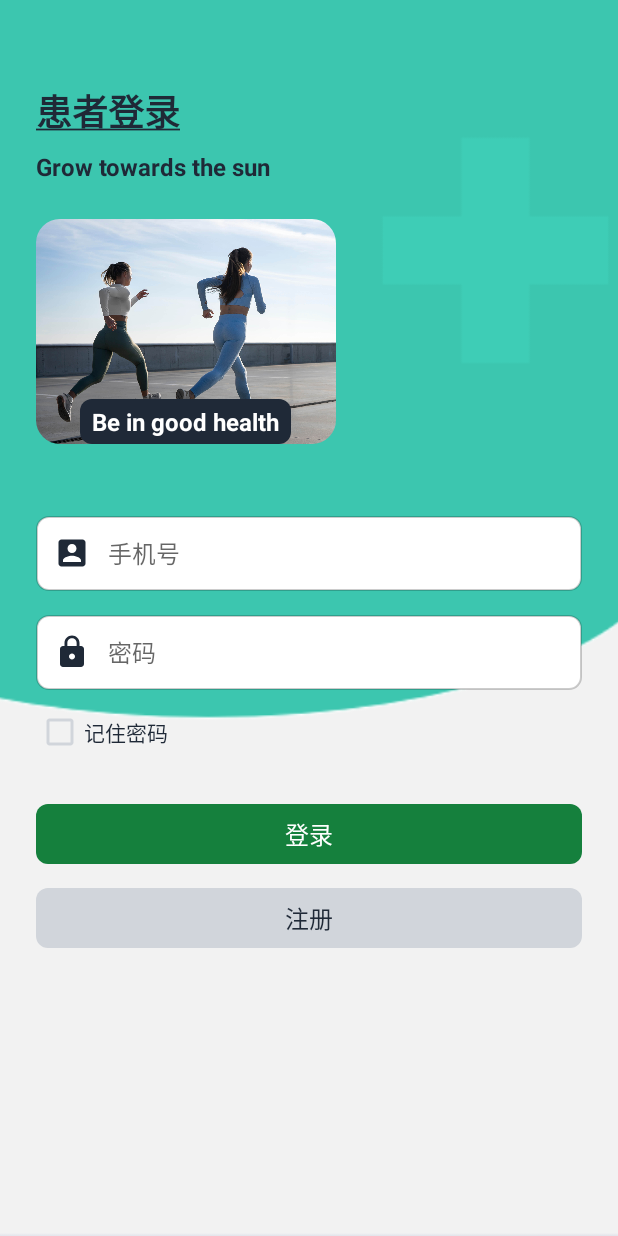
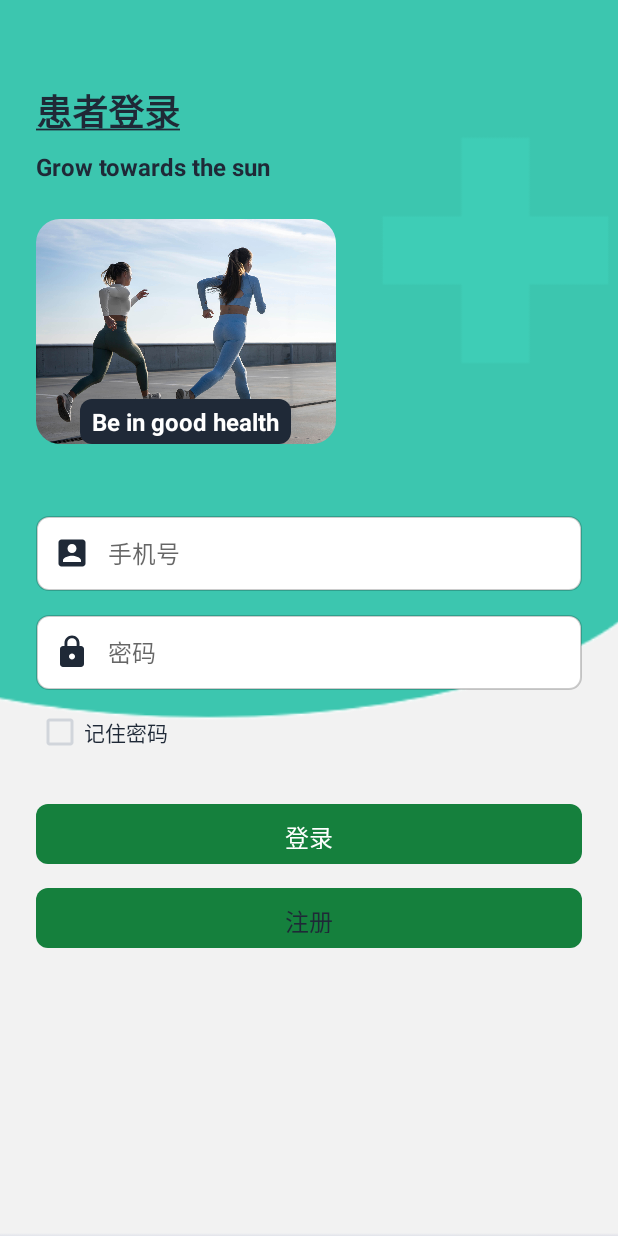
Before and after one commit to aizf27/WinsRehab, an Android app: the PtLogActivity screen opened directly, with no data from a screen before it, on a phone screen of 412 x 824 dp. Run offline under Robolectric (Android 15) with nearby library versions, the phone set to English and light mode, and no system bars.

Commit message:
组 2 双端主题与依赖收敛：锁浅色 Material 主题、删 Compose 模板页与构建项
改动文件：
- 主题 res/values/themes.xml：parent 改 Theme.MaterialComponents.Light.NoActionBar（锁浅色），新增 Theme.WinsRehab.Doctor（蓝）/ Theme.WinsRehab.Patient（绿）两个 overlay，及过渡主题 Theme.WinsRehab.Doctor.WithBar
- 清单 AndroidManifest.xml：11 个在用 Activity 改挂双端主题，删 MainActivity 与 DtInfoActivity 两条声明
- 依赖 app/build.gradle.kts、gradle/libs.versions.toml：加 material 1.12.0 与 implementation(libs.material)；删 compose 开关、composeOptions 块、8 条依赖、9 条库条目、4 个版本条目
- 删除 app/src/main/java/com/example/winsrehab/MainActivity.kt 与 ui/theme/{Color,Type,Theme}.kt
- 新增守卫 app/src/test/java/com/example/winsrehab/ui/design/ThemeAndDependencyTest.kt（5 条）
- 文档 AGENTS.md（进行中的变更小节）、tasks.md（2.1–2.5 勾选）、HANDOVER.md（组 2 完成）

自检：
- L0 assembleDebug：BUILD SUCCESSFUL（1m33s）
- L1 检索断言：manifest 内 Theme.AppCompat 0 次；activity 声明 11 条；app/src/main 内 androidx.compose / setContent( / @Composable / WinsRehabTheme 零命中；build.gradle 无 compose、libs.versions.toml 无 androidx.compose；material 版本条目与 implementation(libs.material) 各 1 处
- L2 testDebugUnitTest --rerun-tasks：BUILD SUCCESSFUL

人工只需看三处：
1. 医生端与患者端主色（蓝 / 绿）是否只换了主题色，布局取值没变
2. PatientApplicationActivity 暂挂 Theme.WinsRehab.Doctor.WithBar，仍靠系统标题栏给标题与返回；第 5 组补顶部栏后改回 Theme.WinsRehab.Doctor
3. 按钮与底部导航外观：原先 Theme.WinsRehab 的 buttonStyle 默认指向坏样式 MyRoundButton，现已交回 Material 默认按钮样式，观感会变

```diff
--- a/app/src/main/res/values/themes.xml
+++ b/app/src/main/res/values/themes.xml
@@ -1,12 +1,57 @@
 <?xml version="1.0" encoding="utf-8"?>
 <resources>
 
-    <style name="Theme.WinsRehab" parent="Theme.MaterialComponents.DayNight.NoActionBar" >
-        <item name="buttonStyle">@style/MyRoundButton</item>
-<!--        <item name="materialButtonStyle">@style/MyRoundButton</item>-->
+    <!-- 基础主题：Material 组件、无 ActionBar、锁定浅色（不随系统深色） -->
+    <style name="Theme.WinsRehab" parent="Theme.MaterialComponents.Light.NoActionBar">
+        <item name="colorPrimary">@color/primary</item>
+        <item name="colorPrimaryVariant">@color/brand_doctor_primary_dark</item>
+        <item name="colorOnPrimary">@color/on_primary</item>
+        <item name="colorSecondary">@color/primary</item>
+        <item name="colorSecondaryVariant">@color/brand_doctor_primary_dark</item>
+        <item name="colorOnSecondary">@color/on_primary</item>
+        <item name="colorSurface">@color/surface</item>
+        <item name="colorError">@color/danger</item>
+        <item name="colorOnSurface">@color/on_surface</item>
+        <item name="colorOnBackground">@color/on_surface</item>
+        <item name="android:colorBackground">@color/surface</item>
+        <item name="android:textColorPrimary">@color/on_surface</item>
+        <item name="android:textColorSecondary">@color/on_surface_secondary</item>
+        <item name="android:statusBarColor">@color/surface</item>
+        <item name="android:windowLightStatusBar">true</item>
+    </style>
 
+    <!-- 医生端：蓝 -->
+    <style name="Theme.WinsRehab.Doctor">
+        <item name="colorPrimary">@color/brand_doctor_primary</item>
+        <item name="colorPrimaryVariant">@color/brand_doctor_primary_dark</item>
+        <item name="colorSecondary">@color/brand_doctor_primary</item>
+        <item name="colorSecondaryVariant">@color/brand_doctor_primary_dark</item>
+    </style>
 
+    <!-- 患者端：绿（作主色时用深一档，保证白字过 AA） -->
+    <style name="Theme.WinsRehab.Patient">
+        <item name="colorPrimary">@color/brand_patient_primary_dark</item>
+        <item name="colorPrimaryVariant">@color/brand_patient_primary_deep</item>
+        <item name="colorSecondary">@color/brand_patient_primary_dark</item>
+        <item name="colorSecondaryVariant">@color/brand_patient_primary_deep</item>
     </style>
+
+    <!-- 过渡主题：仍需系统标题栏与返回箭头的二级页，第 5 组补顶部栏后切换回 Doctor -->
+    <style name="Theme.WinsRehab.Doctor.WithBar" parent="Theme.MaterialComponents.Light">
+        <item name="colorPrimary">@color/brand_doctor_primary</item>
+        <item name="colorPrimaryVariant">@color/brand_doctor_primary_dark</item>
+        <item name="colorOnPrimary">@color/on_primary</item>
+        <item name="colorSecondary">@color/brand_doctor_primary</item>
+        <item name="colorSecondaryVariant">@color/brand_doctor_primary_dark</item>
+        <item name="colorOnSecondary">@color/on_primary</item>
+        <item name="colorSurface">@color/surface</item>
+        <item name="colorError">@color/danger</item>
+        <item name="colorOnSurface">@color/on_surface</item>
+        <item name="android:colorBackground">@color/surface</item>
+        <item name="android:textColorPrimary">@color/on_surface</item>
+        <item name="android:textColorSecondary">@color/on_surface_secondary</item>
+    </style>
+
     <style name="MyCheckBox" parent="Theme.AppCompat.Light">
         <item name="colorControlNormal">@color/outline</item>
         <item name="colorControlActivated">@color/on_surface</item>
```
Also changed, not shown: app/build.gradle.kts (+2 -16 lines), app/src/main/AndroidManifest.xml (+14 -25 lines), app/src/main/java/com/example/winsrehab/MainActivity.kt (deleted, +0 -47 lines), app/src/main/java/com/example/winsrehab/ui/theme/Color.kt (deleted, +0 -11 lines), app/src/main/java/com/example/winsrehab/ui/theme/Theme.kt (deleted, +0 -58 lines), app/src/main/java/com/example/winsrehab/ui/theme/Type.kt (deleted, +0 -34 lines), gradle/libs.versions.toml (+4 -15 lines), 4 other files.
